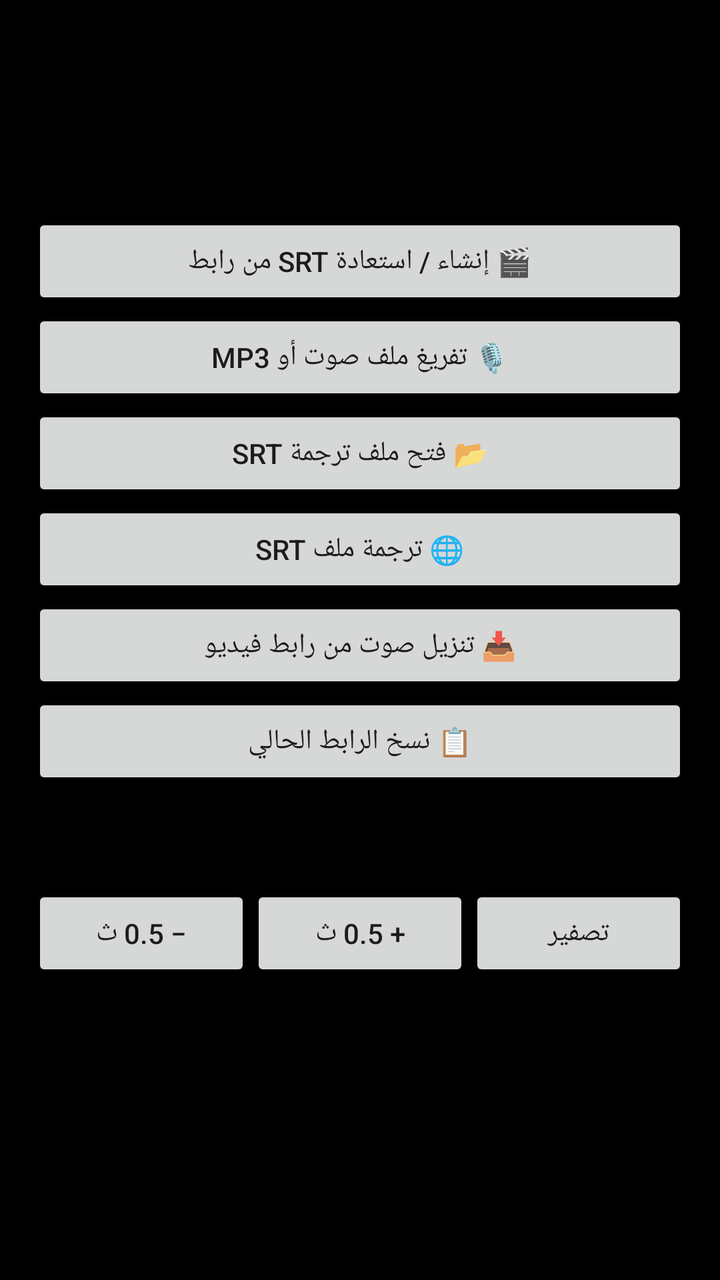
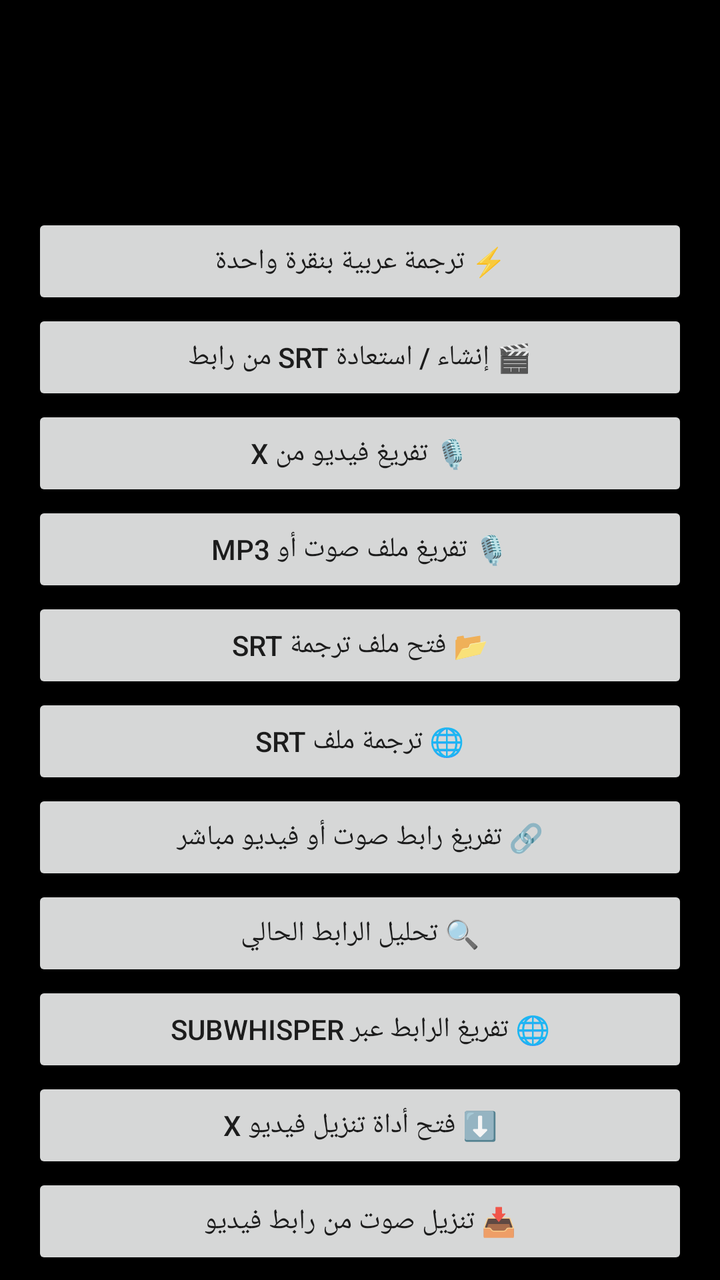

An Android layout rendered at two revisions. The XML below is the earlier revision; the diff shows what the commit changed to produce the second picture.
<!-- AndroidManifest.xml: application theme Theme.SariSubtitle -->
<!-- res/layout/bottom_sheet_menu.xml -->
<?xml version="1.0" encoding="utf-8"?>
<ScrollView xmlns:android="http://schemas.android.com/apk/res/android"
    android:layout_width="match_parent"
    android:layout_height="wrap_content"
    android:fillViewport="true">

    <LinearLayout
        android:layout_width="match_parent"
        android:layout_height="wrap_content"
        android:orientation="vertical"
        android:padding="16dp">

        <TextView
            android:layout_width="match_parent"
            android:layout_height="wrap_content"
            android:text="ماذا تريد أن تفعل؟"
            android:textSize="20sp"
            android:textStyle="bold"
            android:textColor="?android:attr/textColorPrimary"
            android:gravity="center"
            android:padding="8dp" />

        <TextView
            android:layout_width="match_parent"
            android:layout_height="wrap_content"
            android:text="اختر وظيفة واحدة. إذا كانت ترجمة الفيديو محفوظة، سيحمّلها التطبيق دون إعادة التفريغ."
            android:textSize="13sp"
            android:textColor="?android:attr/textColorSecondary"
            android:paddingStart="4dp"
            android:paddingEnd="4dp"
            android:paddingBottom="12dp" />

        <Button
            android:id="@+id/bsGenerateSrtButton"
            android:layout_width="match_parent"
            android:layout_height="wrap_content"
            android:text="🎬 إنشاء / استعادة SRT من رابط" />

        <Button
            android:id="@+id/bsTranscribeAudioButton"
            android:layout_width="match_parent"
            android:layout_height="wrap_content"
            android:text="🎙️ تفريغ ملف صوت أو MP3" />

        <Button
            android:id="@+id/bsImportSrtButton"
            android:layout_width="match_parent"
            android:layout_height="wrap_content"
            android:text="📂 فتح ملف ترجمة SRT" />

        <Button
            android:id="@+id/bsTranslateSrtButton"
            android:layout_width="match_parent"
            android:layout_height="wrap_content"
            android:text="🌐 ترجمة ملف SRT" />

        <Button
            android:id="@+id/bsOpenChromeDownloaderButton"
            android:layout_width="match_parent"
            android:layout_height="wrap_content"
            android:text="📥 تنزيل صوت من رابط فيديو" />

        <Button
            android:id="@+id/bsCopyLinkButton"
            android:layout_width="match_parent"
            android:layout_height="wrap_content"
            android:text="📋 نسخ الرابط الحالي" />

        <View
            android:layout_width="match_parent"
            android:layout_height="1dp"
            android:background="?android:attr/listDivider"
            android:layout_marginTop="12dp"
            android:layout_marginBottom="8dp" />

        <TextView
            android:layout_width="match_parent"
            android:layout_height="wrap_content"
            android:text="ضبط مزامنة الترجمة"
            android:textSize="14sp"
            android:textStyle="bold"
            android:textColor="?android:attr/textColorSecondary"
            android:padding="4dp" />

        <LinearLayout
            android:layout_width="match_parent"
            android:layout_height="wrap_content"
            android:orientation="horizontal">

            <Button
                android:id="@+id/bsOffsetMinus"
                android:layout_width="0dp"
                android:layout_height="wrap_content"
                android:layout_weight="1"
                android:text="− 0.5 ث" />

            <Button
                android:id="@+id/bsOffsetPlus"
                android:layout_width="0dp"
                android:layout_height="wrap_content"
                android:layout_weight="1"
                android:text="+ 0.5 ث" />

            <Button
                android:id="@+id/bsOffsetReset"
                android:layout_width="0dp"
                android:layout_height="wrap_content"
                android:layout_weight="1"
                android:text="تصفير" />
        </LinearLayout>
    </LinearLayout>
</ScrollView>
<!-- resources referenced by this layout -->
<resources>
  <style name="Theme.SariSubtitle" parent="Theme.AppCompat.DayNight.NoActionBar">
          <item name="android:windowBackground">@android:color/black</item>
          <item name="android:statusBarColor">@android:color/black</item>
          <item name="android:navigationBarColor">@android:color/black</item>
      </style>
</resources>

<!-- the commit's change to res/layout/bottom_sheet_menu.xml (unified diff, before → after) -->
@@ -31,10 +31,22 @@
             android:paddingBottom="12dp" />
 
         <Button
+            android:id="@+id/bsOneTapArabicButton"
+            android:layout_width="match_parent"
+            android:layout_height="wrap_content"
+            android:text="⚡ ترجمة عربية بنقرة واحدة" />
+
+        <Button
             android:id="@+id/bsGenerateSrtButton"
             android:layout_width="match_parent"
             android:layout_height="wrap_content"
             android:text="🎬 إنشاء / استعادة SRT من رابط" />
+
+        <Button
+            android:id="@+id/bsTranscribeXButton"
+            android:layout_width="match_parent"
+            android:layout_height="wrap_content"
+            android:text="🎙️ تفريغ فيديو من X" />
 
         <Button
             android:id="@+id/bsTranscribeAudioButton"
@@ -53,6 +65,30 @@
             android:layout_width="match_parent"
             android:layout_height="wrap_content"
             android:text="🌐 ترجمة ملف SRT" />
+
+        <Button
+            android:id="@+id/bsDirectMediaButton"
+            android:layout_width="match_parent"
+            android:layout_height="wrap_content"
+            android:text="🔗 تفريغ رابط صوت أو فيديو مباشر" />
+
+        <Button
+            android:id="@+id/bsAnalyzeLinkButton"
+            android:layout_width="match_parent"
+            android:layout_height="wrap_content"
+            android:text="🔍 تحليل الرابط الحالي" />
+
+        <Button
+            android:id="@+id/bsPasteSubWhisperButton"
+            android:layout_width="match_parent"
+            android:layout_height="wrap_content"
+            android:text="🌐 تفريغ الرابط عبر SubWhisper" />
+
+        <Button
+            android:id="@+id/bsOpenDownloaderButton"
+            android:layout_width="match_parent"
+            android:layout_height="wrap_content"
+            android:text="⬇️ فتح أداة تنزيل فيديو X" />
 
         <Button
             android:id="@+id/bsOpenChromeDownloaderButton"
